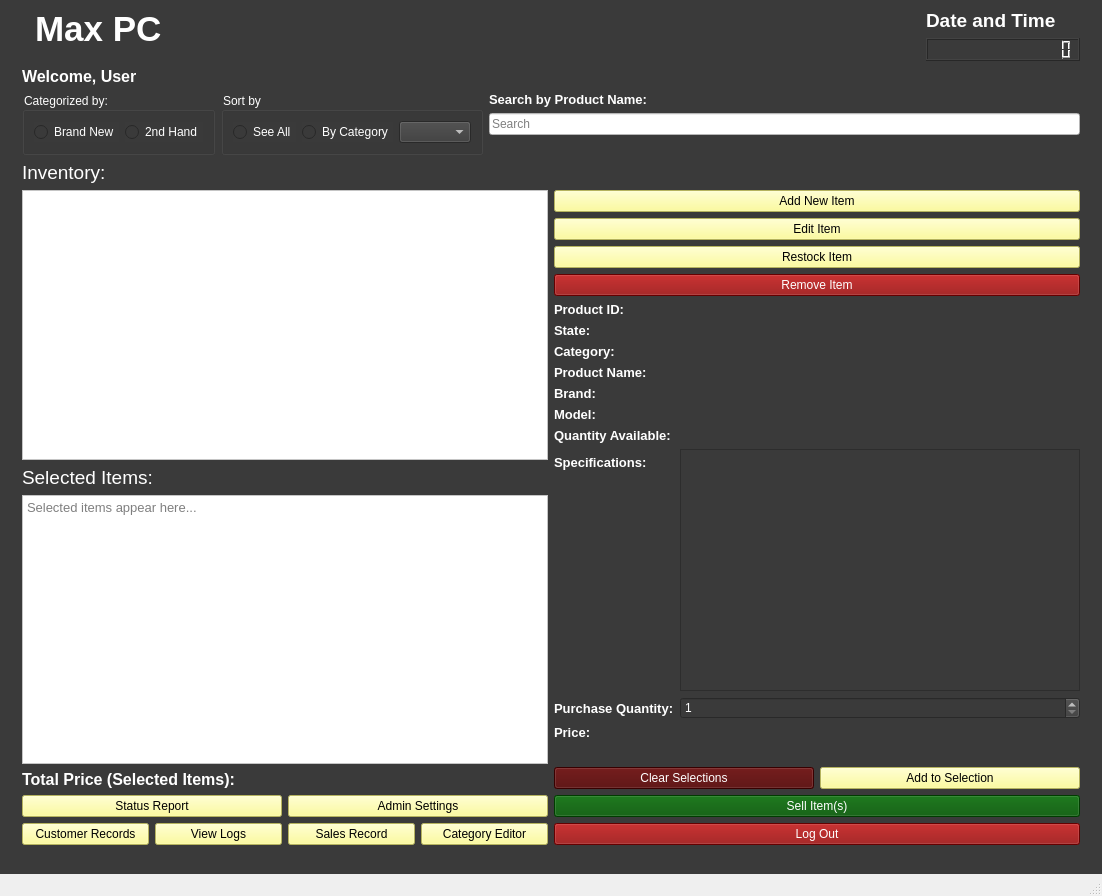
Qt form main.ui (Aenan05/MAXPC) before a commit.
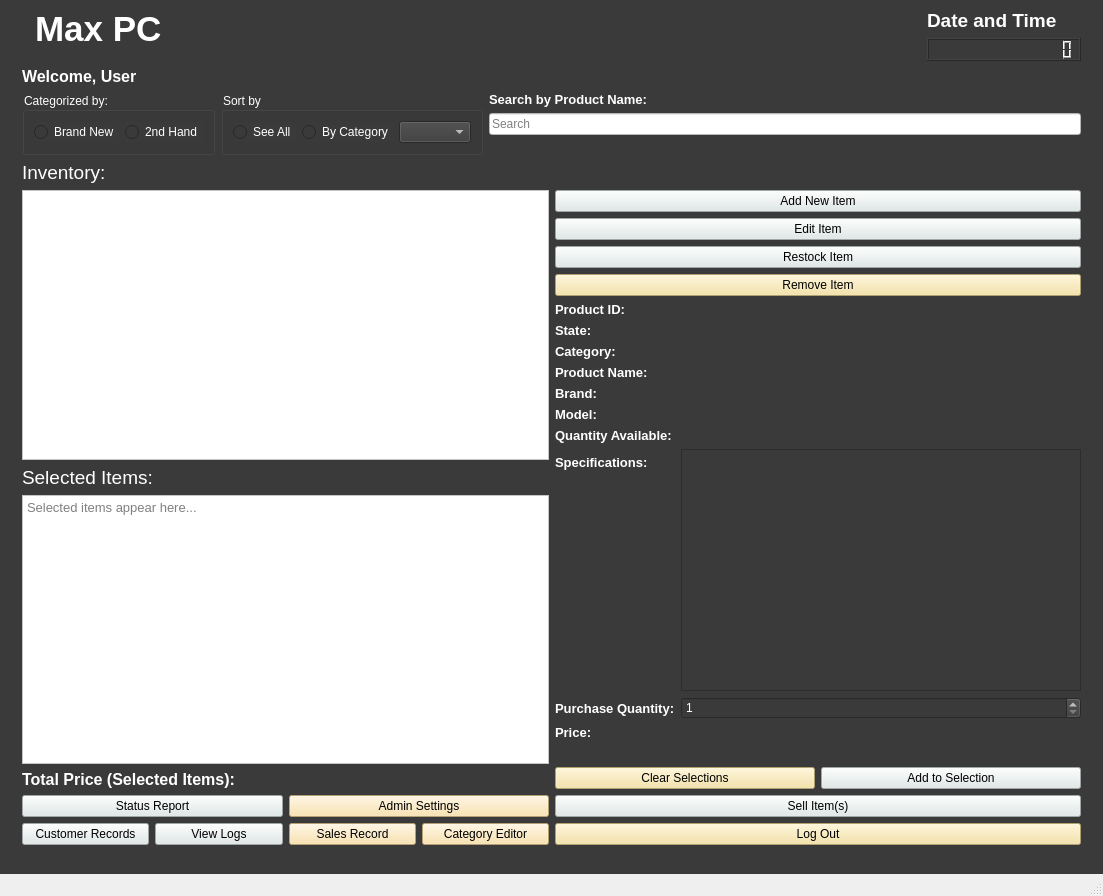
The same form after that commit. Icons and pictures are not drawn.

The edit to the form file:
```diff
--- a/main.ui
+++ b/main.ui
@@ -6,7 +6,7 @@
    <rect>
     <x>0</x>
     <y>0</y>
-    <width>1102</width>
+    <width>1103</width>
     <height>896</height>
    </rect>
   </property>
@@ -364,7 +364,8 @@
             <item>
              <widget class="QPushButton" name="btnAdd">
               <property name="styleSheet">
-               <string notr="true">background-color: rgb(253, 251, 132);</string>
+               <string notr="true">background-color: #dfe9e8;
+</string>
               </property>
               <property name="text">
                <string>Add New Item</string>
@@ -378,7 +379,8 @@
             <item>
              <widget class="QPushButton" name="btnEdit">
               <property name="styleSheet">
-               <string notr="true">background-color: rgb(253, 251, 132);</string>
+               <string notr="true">background-color: #dfe9e8;
+</string>
               </property>
               <property name="text">
                <string>Edit Item</string>
@@ -392,7 +394,9 @@
             <item>
              <widget class="QPushButton" name="btnRestock">
               <property name="styleSheet">
-               <string notr="true">background-color: rgb(253, 251, 132);</string>
+               <string notr="true">background-color: rgb(253, 251, 132);
+background-color: #dfe9e8;
+</string>
               </property>
               <property name="text">
                <string>Restock Item</string>
@@ -406,8 +410,8 @@
             <item>
              <widget class="QPushButton" name="btnRemove">
               <property name="styleSheet">
-               <string notr="true">background-color: rgb(140, 0, 0);
-color: rgb(255, 255, 255);</string>
+               <string notr="true">background-color:#f5e199;
+</string>
               </property>
               <property name="text">
                <string>Remove Item</string>
@@ -769,8 +773,8 @@
               <item>
                <widget class="QPushButton" name="btnClrSel">
                 <property name="styleSheet">
-                 <string notr="true">background-color: rgb(79, 0, 0);
-color: rgb(255, 255, 255);</string>
+                 <string notr="true">background-color:#f5e199;
+</string>
                 </property>
                 <property name="text">
                  <string>Clear Selections</string>
@@ -784,7 +788,9 @@
               <item>
                <widget class="QPushButton" name="btnAddSel">
                 <property name="styleSheet">
-                 <string notr="true">background-color: rgb(253, 251, 132);</string>
+                 <string notr="true">background-color: rgb(253, 251, 132);
+background-color: #dfe9e8;
+</string>
                 </property>
                 <property name="text">
                  <string>Add to Selection</string>
@@ -808,7 +814,9 @@
             <item>
              <widget class="QPushButton" name="btnStatus">
               <property name="styleSheet">
-               <string notr="true">background-color: rgb(253, 251, 132);</string>
+               <string notr="true">background-color: rgb(253, 251, 132);
+background-color: #dfe9e8;
+</string>
               </property>
               <property name="text">
                <string>Status Report</string>
@@ -822,7 +830,8 @@
             <item>
              <widget class="QPushButton" name="pushButton">
               <property name="styleSheet">
-               <string notr="true">background-color: rgb(253, 251, 132);</string>
+               <string notr="true">background-color:#fade9f;
+</string>
               </property>
               <property name="text">
                <string>Admin Settings</string>
@@ -838,8 +847,9 @@
           <item>
            <widget class="QPushButton" name="btnSell">
             <property name="styleSheet">
-             <string notr="true">background-color: rgb(0, 84, 0);
-color: rgb(255, 255, 255);</string>
+             <string notr="true">background-color: rgb(253, 251, 132);
+background-color: #dfe9e8;
+</string>
             </property>
             <property name="text">
              <string>Sell Item(s)</string>
@@ -859,7 +869,9 @@
             <item>
              <widget class="QPushButton" name="btnCustR">
               <property name="styleSheet">
-               <string notr="true">background-color: rgb(253, 251, 132);</string>
+               <string notr="true">background-color: rgb(253, 251, 132);
+background-color: #dfe9e8;
+</string>
               </property>
               <property name="text">
                <string>Customer Records</string>
@@ -873,7 +885,9 @@
             <item>
              <widget class="QPushButton" name="btnViewL">
               <property name="styleSheet">
-               <string notr="true">background-color: rgb(253, 251, 132);</string>
+               <string notr="true">background-color: rgb(253, 251, 132);
+background-color: #dfe9e8;
+</string>
               </property>
               <property name="text">
                <string>View Logs</string>
@@ -887,7 +901,8 @@
             <item>
              <widget class="QPushButton" name="btnSalesRec">
               <property name="styleSheet">
-               <string notr="true">background-color: rgb(253, 251, 132);</string>
+               <string notr="true">background-color:#fade9f;
+</string>
               </property>
               <property name="text">
                <string>Sales Record</string>
@@ -904,8 +919,8 @@
                <bool>true</bool>
               </property>
               <property name="styleSheet">
-               <string notr="true">color: rgb(0, 0, 0);
-background-color: rgb(253, 251, 132);</string>
+               <string notr="true">background-color:#fade9f;
+</string>
               </property>
               <property name="text">
                <string>Category Editor</string>
@@ -921,8 +936,8 @@
           <item>
            <widget class="QPushButton" name="btnLogOut">
             <property name="styleSheet">
-             <string notr="true">background-color: rgb(140, 0, 0);
-color: rgb(255, 255, 255);</string>
+             <string notr="true">background-color:#f5e199;
+</string>
             </property>
             <property name="text">
              <string>Log Out</string>
```
Left out of the diff: 12 changed lines with no effect on the pictures.
